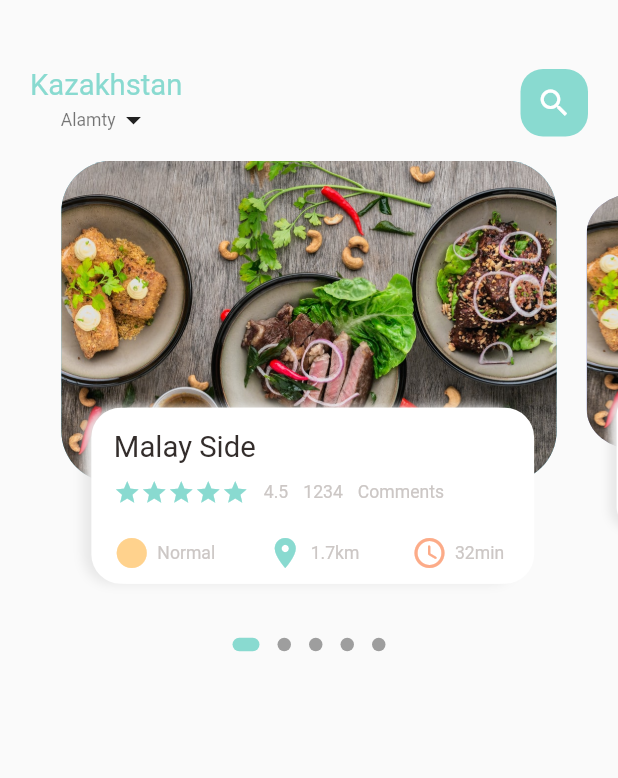
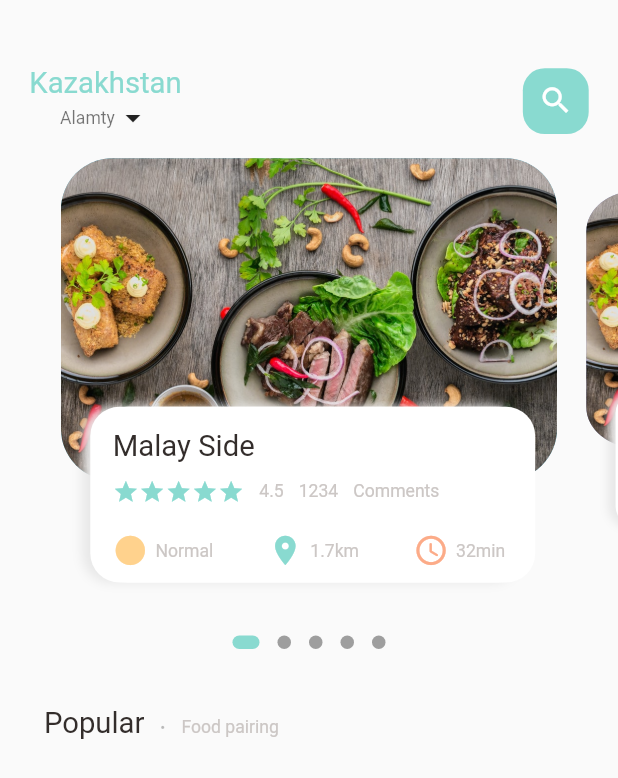
Before and after one commit to Katanabiz/Aziq-Tulik-Jetkizw, a Flutter app: the screen it shows after launch, on a phone screen of 412 x 824 dp. Shown: the top 778 px of the screen. Run offline on Flutter 3.47's test engine with Material 2 defaults, Android fonts, the light colour scheme and no system bars; drawn by our look-alikes of dots_indicator; our stand-ins replace get.

Commit message:
populat text fixed

```diff
--- a/lib/app/uy/food_body_view.dart
+++ b/lib/app/uy/food_body_view.dart
@@ -40,6 +40,7 @@ class _FoodBodyViewState extends State<FoodBodyView> {
   @override
   Widget build(BuildContext context) {
     return Column(children: [
+      // slaider section
       SizedBox(
           height: Dimensions.pageView,
           child: PageView.builder(
@@ -48,6 +49,7 @@ class _FoodBodyViewState extends State<FoodBodyView> {
               itemBuilder: (context, index) {
                 return _pageItemBuild(index);
               })),
+      // dots
       DotsIndicator(
         dotsCount: 5,
         position: currentPageValue,
@@ -59,6 +61,30 @@ class _FoodBodyViewState extends State<FoodBodyView> {
               RoundedRectangleBorder(borderRadius: BorderRadius.circular(5.0)),
         ),
       ),
+
+      // popular text
+      SizedBox(
+        height: Dimensions.height30,
+      ),
+      Container(
+          margin: EdgeInsets.only(left: Dimensions.width30),
+          child: Row(
+            crossAxisAlignment: CrossAxisAlignment.end,
+            children: [
+              const BigTextWidget(text: 'Popular'),
+              SizedBox(width: Dimensions.width10),
+              Container(
+                  margin: const EdgeInsets.only(bottom: 3),
+                  child: const BigTextWidget(text: '.', color: Colors.black26)),
+              SizedBox(width: Dimensions.width10),
+              Container(
+                margin: const EdgeInsets.only(bottom: 2),
+                child: const SmalTextWidget(
+                  text: 'Food pairing',
+                ),
+              )
+            ],
+          ))
     ]);
   }
 
@@ -92,7 +118,8 @@ class _FoodBodyViewState extends State<FoodBodyView> {
       child: Stack(children: [
         Container(
             height: Dimensions.pageViewContainer,
-            margin: const EdgeInsets.only(left: 10, right: 10),
+            margin: EdgeInsets.only(
+                left: Dimensions.width10, right: Dimensions.width10),
             decoration: BoxDecoration(
               borderRadius: BorderRadius.circular(Dimensions.radius30),
               color: index.isEven
@@ -107,7 +134,10 @@ class _FoodBodyViewState extends State<FoodBodyView> {
           alignment: Alignment.bottomCenter,
           child: Container(
               height: Dimensions.pageViewTextContainer,
-              margin: const EdgeInsets.only(left: 30, right: 30, bottom: 30),
+              margin: EdgeInsets.only(
+                  left: Dimensions.width30,
+                  right: Dimensions.width30,
+                  bottom: Dimensions.height30),
               decoration: BoxDecoration(
                   borderRadius: BorderRadius.circular(Dimensions.radius20),
                   color: Colors.white,
@@ -135,8 +165,9 @@ class _FoodBodyViewState extends State<FoodBodyView> {
                               children: List.generate(5,
                                   // arrow means retun function
                                   (index) {
-                            return const Icon(Icons.star,
-                                size: 18, color: AppTusteri.negizigTus);
+                            return Icon(Icons.star,
+                                size: Dimensions.iconSzie18,
+                                color: AppTusteri.negizigTus);
                           })),
                           const SizedBox(width: 10),
                           const SmalTextWidget(text: '4.5'),
--- a/lib/app/uy/main_food_view.dart
+++ b/lib/app/uy/main_food_view.dart
@@ -1,3 +1,4 @@
+import 'package:aziq_tulik_jetkizw/common/quraldar/app_dimensions.dart';
 import 'package:aziq_tulik_jetkizw/common/quraldar/app_tusteri.dart';
 import 'package:flutter/material.dart';
 
@@ -19,8 +20,10 @@ class _MianFoodViewState extends State<MianFoodView> {
         body: Column(
       children: [
         Container(
-            margin: const EdgeInsets.only(bottom: 15, top: 45),
-            padding: const EdgeInsets.only(left: 20, right: 20),
+            margin: EdgeInsets.only(
+                bottom: Dimensions.height15, top: Dimensions.height45),
+            padding: EdgeInsets.only(
+                left: Dimensions.width20, right: Dimensions.width20),
             child: Row(
                 mainAxisAlignment: MainAxisAlignment.spaceBetween,
                 children: [
@@ -40,12 +43,14 @@ class _MianFoodViewState extends State<MianFoodView> {
                   ),
                   Center(
                     child: Container(
-                      height: 45,
-                      width: 45,
+                      height: Dimensions.height45,
+                      width: Dimensions.height45,
                       decoration: BoxDecoration(
-                          borderRadius: BorderRadius.circular(15),
+                          borderRadius:
+                              BorderRadius.circular(Dimensions.radius15),
                           color: AppTusteri.negizigTus),
-                      child: const Icon(Icons.search, color: Colors.white),
+
+                      child:  Icon(Icons.search, color: Colors.white,size:Dimensions.iconSzie24),
                     ),
                   )
                 ])),
--- a/lib/app/vidjetter/icons_and_text_widget.dart
+++ b/lib/app/vidjetter/icons_and_text_widget.dart
@@ -1,5 +1,5 @@
-
 import 'package:aziq_tulik_jetkizw/app/vidjetter/smal_text_widget.dart';
+import 'package:aziq_tulik_jetkizw/common/quraldar/app_dimensions.dart';
 import 'package:flutter/material.dart';
 
 class IconsAndTextWidget extends StatelessWidget {
@@ -10,18 +10,19 @@ class IconsAndTextWidget extends StatelessWidget {
     required this.iconColor,
   }) : super(key: key);
 
-    final IconData icon;
-    final String text;
-    final Color iconColor;
-
+  final IconData icon;
+  final String text;
+  final Color iconColor;
 
   @override
   Widget build(BuildContext context) {
     return Row(
       children: [
-        Icon(icon,color:iconColor),
-       const SizedBox(width:5),
-        SmalTextWidget(text: text,),
+        Icon(icon, color: iconColor, size: Dimensions.iconSzie24),
+        const SizedBox(width: 5),
+        SmalTextWidget(
+          text: text,
+        ),
       ],
     );
   }
--- a/lib/common/quraldar/app_dimensions.dart
+++ b/lib/common/quraldar/app_dimensions.dart
@@ -4,17 +4,35 @@ class Dimensions {
   static double screenHeight = Get.context!.height; // 842
   static double screenWidth = Get.context!.width; // 360
 
-  static double iconSize20 = screenWidth/18;
+
 
   static double pageView = screenHeight / 2.64;
   static double pageViewContainer = screenHeight / 3.84;
   static double pageViewTextContainer = screenHeight / 7.03;
+
+  // dynamic height padding and margin
   static double height10 = screenHeight / 84.4;
   static double height15 = screenHeight / 56.27;
   static double height20 = screenHeight / 42.2;
+  static double height30 = screenHeight / 28.13;
+  static double height45 = screenHeight / 18.76;
 
+  // dynamic width padding and margin
+  static double width10 = screenHeight / 84.4;
+  static double width15 = screenHeight / 56.27;
+  static double width20 = screenHeight / 42.2;
+  static double width30 = screenHeight / 28.13;
+
+  // Font sizes
   static double font12 = screenHeight / 70.2;
   static double font20 = screenHeight / 42.2;
+
+  // Radius
+  static double radius15 = screenHeight / 56.27;
   static double radius20 = screenHeight / 42.2;
   static double radius30 = screenHeight / 24.13;
+
+  // icon size
+  static double iconSzie18 = screenHeight / 47.0;    // deflut icon size is 24
+  static double iconSzie24 = screenHeight / 35.17;
 }
```
